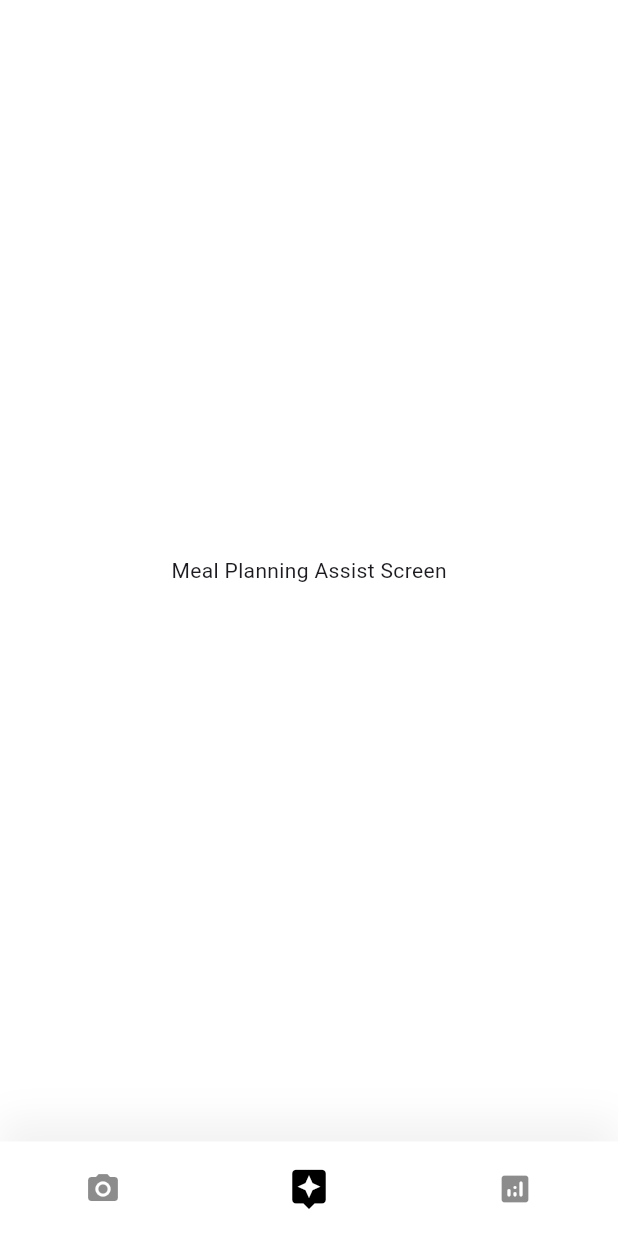
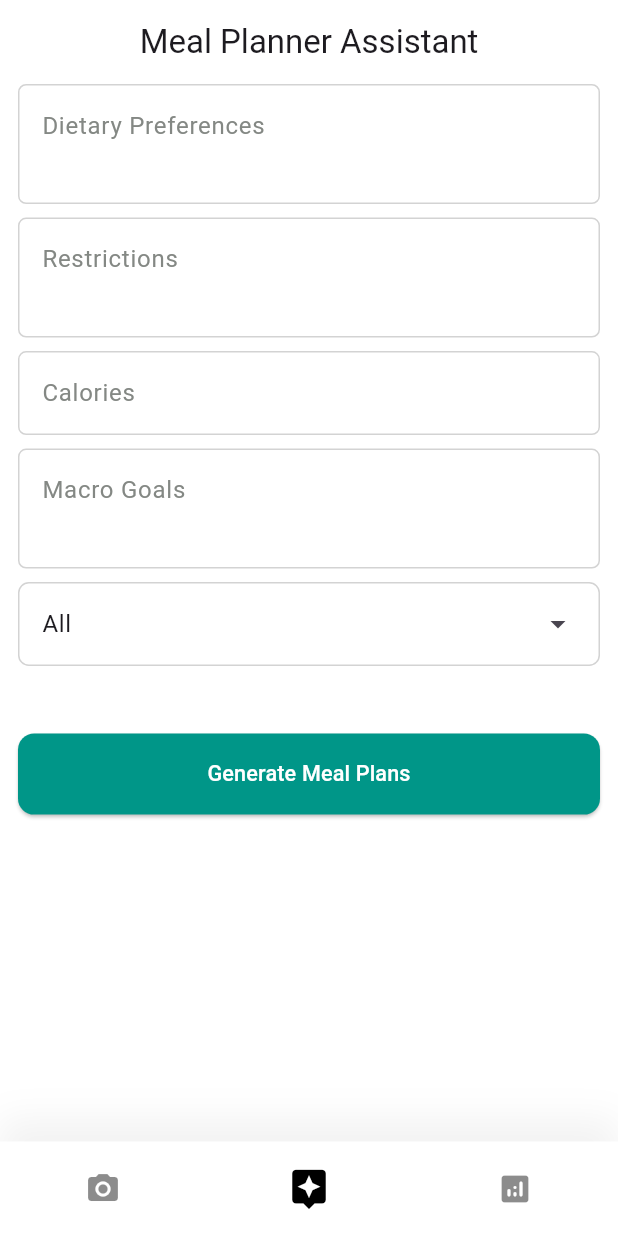
Before and after one commit to tapoban123/ai-meal-analyzer-and-planner, a Flutter app: the screen it shows after launch, item 2 of the bottom bar chosen, on a phone screen of 412 x 824 dp. Run offline on Flutter 3.47's test engine with Material 3 defaults, Android fonts, the phone set to English and light mode, and no system bars; our stand-ins replace flutter_bloc, flutter_dotenv, flutter_screenutil, freezed_annotation, get_it, go_router and 1 more.

Commit message:
Implemented MealPlanningAssistScreen UI and started working on MealPlannerBloc and MealPlannerDatasources layer

```diff
--- a/ai_meal_analyzer/lib/core/utils/constants.dart
+++ b/ai_meal_analyzer/lib/core/utils/constants.dart
@@ -1,9 +1,19 @@
 import 'package:flutter/cupertino.dart';
 import 'package:flutter_dotenv/flutter_dotenv.dart';
 import 'package:image_picker/image_picker.dart';
-import 'package:permission_handler/permission_handler.dart';
 
-final String GEMINI_API_KEY = dotenv.get("GEMINI_API_KEY");
+class GeminiCredentials {
+  GeminiCredentials._();
+
+  static final String GEMINI_API_KEY = dotenv.get("GEMINI_API_KEY");
+  static final Uri GEMINI_GENERATE_CONTENT_URL = Uri.parse(
+    dotenv.get("GEMINI_CONTENT_URL"),
+  );
+  static final Map<String, String> HEADERS = {
+    "x-goog-api-key": GeminiCredentials.GEMINI_API_KEY,
+    "Content-Type": "application/json",
+  };
+}
 
 Future<XFile?> pickImage() async {
   final ImagePicker picker = ImagePicker();
@@ -21,8 +31,7 @@ double getScreenHeight(BuildContext context) {
   return MediaQuery.sizeOf(context).height;
 }
 
-
-const String FOOD_IMAGE_ANALYSIS_PROMPT="""
+const String FOOD_IMAGE_ANALYSIS_PROMPT = """
 You are given an image of food. Analyze the food in the image and generate the following data in strict Dart Map<String, Object> format only (no extra text, no markdown, no explanation). The structure must be compatible with Dart's fromJson parsing.
 
 Required Dart Map structure:
@@ -50,3 +59,13 @@ Instructions:
 - ingredientsList: List of likely ingredients detected in the meal.
 - Ensure the output is only valid JSON and does not include anything outside the JSON structure.
 """;
+
+String MEAL_PLAN_GENERATE_PROMPT({
+  required String preferences,
+  required String restrictions,
+  required double calories,
+  required String macroGoals,
+  required String mealType,
+}) => """
+
+""";
--- a/ai_meal_analyzer/lib/features/meal_photo_analysis/data/datasources/gemini_ai_datasource_impl.dart
+++ b/ai_meal_analyzer/lib/features/meal_photo_analysis/data/datasources/gemini_ai_datasource_impl.dart
@@ -1,5 +1,4 @@
 import 'dart:convert';
-import 'dart:developer';
 
 import 'package:ai_meal_analyzer/core/utils/constants.dart';
 import 'package:ai_meal_analyzer/features/meal_photo_analysis/data/datasources/gemini_ai_datasource.dart';
@@ -10,15 +9,10 @@ class GeminiAiDatasourceImpl extends GeminiAiDatasource {
   @override
   Future<http.Response> analysePhoto(XFile image) async {
     String base64Image = base64Encode(await image.readAsBytes());
-    final Uri url = Uri.parse(
-      "https://generativelanguage.googleapis.com/v1beta/models/gemini-2.5-flash:generateContent",
-    );
+    final Uri url = GeminiCredentials.GEMINI_GENERATE_CONTENT_URL;
     final response = await http.post(
       url,
-      headers: {
-        "x-goog-api-key": GEMINI_API_KEY,
-        "Content-Type": "application/json",
-      },
+      headers: GeminiCredentials.HEADERS,
       body: jsonEncode({
         "contents": [
           {
--- a/ai_meal_analyzer/lib/features/meal_photo_analysis/presentation/screens/meal_analysis_result_screen.dart
+++ b/ai_meal_analyzer/lib/features/meal_photo_analysis/presentation/screens/meal_analysis_result_screen.dart
@@ -80,6 +80,7 @@ class MealAnalysisResultScreen extends StatelessWidget {
                         padding: EdgeInsets.only(left: 12.0.w),
                         child: ListView.builder(
                           itemCount: mealDetails.ingredientsList.length,
+                          padding: EdgeInsets.only(bottom: 8.h),
                           itemBuilder: (context, index) {
                             return Row(
                               spacing: 6.w,
--- /dev/null
+++ b/ai_meal_analyzer/lib/features/meal_planning_assistant/data/datasources/ai_meal_planner_datasource.dart
@@ -0,0 +1,5 @@
+import 'package:http/http.dart';
+
+abstract class AiMealPlannerDatasource {
+  Future<Response> generateMealPlan();
+}
--- /dev/null
+++ b/ai_meal_analyzer/lib/features/meal_planning_assistant/data/datasources/ai_meal_planner_datasource_impl.dart
@@ -0,0 +1,26 @@
+import 'dart:convert';
+
+import 'package:ai_meal_analyzer/core/utils/constants.dart';
+import 'package:ai_meal_analyzer/features/meal_planning_assistant/data/datasources/ai_meal_planner_datasource.dart';
+import 'package:http/http.dart' as http;
+
+class AiMealPlannerDatasourceImpl extends AiMealPlannerDatasource {
+  @override
+  Future<http.Response> generateMealPlan() async {
+    final response = await http.post(
+      GeminiCredentials.GEMINI_GENERATE_CONTENT_URL,
+      headers: GeminiCredentials.HEADERS,
+      body: jsonEncode({
+        "contents": [
+          {
+            "parts": [
+              {"text": ""},
+            ],
+          },
+        ],
+      }),
+    );
+
+    return response;
+  }
+}
--- /dev/null
+++ b/ai_meal_analyzer/lib/features/meal_planning_assistant/domain/entities/user_meal_details.dart
@@ -0,0 +1,15 @@
+class UserMealDetails {
+  final String preferences;
+  final String restrictions;
+  final double calories;
+  final String macroGoals;
+  final String mealType;
+
+  UserMealDetails({
+    required this.preferences,
+    required this.restrictions,
+    required this.macroGoals,
+    required this.calories,
+    required this.mealType,
+  });
+}
--- /dev/null
+++ b/ai_meal_analyzer/lib/features/meal_planning_assistant/presentation/blocs/meal_plan_generator_bloc/meal_plan_generator_events.dart
@@ -0,0 +1 @@
+sealed class MealPlanGeneratorEvents {}
--- /dev/null
+++ b/ai_meal_analyzer/lib/features/meal_planning_assistant/presentation/blocs/meal_plan_generator_bloc/meal_plan_generator_states.dart
@@ -0,0 +1,6 @@
+import 'package:freezed_annotation/freezed_annotation.dart';
+
+enum MealPlanGeneratorStatus { initial, loading, success, error }
+
+@freezed
+class MealPlanGeneratorStates {}
--- a/ai_meal_analyzer/lib/features/meal_planning_assistant/presentation/screens/meal_planning_assist_screen.dart
+++ b/ai_meal_analyzer/lib/features/meal_planning_assistant/presentation/screens/meal_planning_assist_screen.dart
@@ -1,10 +1,102 @@
+import 'package:ai_meal_analyzer/core/commons/home_view/presentation/widgets/custom_button.dart';
+import 'package:ai_meal_analyzer/core/utils/constants.dart';
+import 'package:ai_meal_analyzer/features/meal_planning_assistant/presentation/widgets/custom_text_field.dart';
 import 'package:flutter/material.dart';
+import 'package:flutter_screenutil/flutter_screenutil.dart';
 
-class MealPlanningAssistScreen extends StatelessWidget {
+enum MealTypes { ALL, BREAKFAST, LUNCH, DINNER, SNACKS }
+
+class MealPlanningAssistScreen extends StatefulWidget {
   const MealPlanningAssistScreen({super.key});
 
   @override
+  State<MealPlanningAssistScreen> createState() =>
+      _MealPlanningAssistScreenState();
+}
+
+class _MealPlanningAssistScreenState extends State<MealPlanningAssistScreen> {
+  final TextEditingController preferencesController = TextEditingController();
+  final TextEditingController restrictionsController = TextEditingController();
+  final TextEditingController caloriesController = TextEditingController();
+  final TextEditingController macroGoalsController = TextEditingController();
+  MealTypes mealType = MealTypes.ALL;
+
+  @override
   Widget build(BuildContext context) {
-    return Scaffold(body: Center(child: Text("Meal Planning Assist Screen")));
+    return Scaffold(
+      appBar: AppBar(title: Text("Meal Planner Assistant"), centerTitle: true),
+      body: Padding(
+        padding: EdgeInsets.symmetric(horizontal: 12.w),
+        child: Column(
+          spacing: 10.h,
+          children: [
+            CustomTextField(
+              textController: preferencesController,
+              keyboardType: TextInputType.text,
+              hintText: "Dietary Preferences",
+              maxLines: 2,
+            ),
+            CustomTextField(
+              textController: restrictionsController,
+              keyboardType: TextInputType.text,
+              hintText: "Restrictions",
+              maxLines: 2,
+            ),
+            CustomTextField(
+              textController: caloriesController,
+              keyboardType: TextInputType.number,
+              hintText: "Calories",
+              maxLines: 1,
+            ),
+            CustomTextField(
+              textController: macroGoalsController,
+              keyboardType: TextInputType.text,
+              hintText: "Macro Goals",
+              maxLines: 2,
+            ),
+            DropdownMenu(
+              width: double.infinity,
+              initialSelection: "All",
+              menuStyle: MenuStyle(
+                backgroundColor: WidgetStatePropertyAll(Colors.white),
+                fixedSize: WidgetStatePropertyAll(
+                  Size(getScreenWidth(context), 260.h),
+                ),
+              ),
+              onSelected: (type) {
+                switch (type) {
+                  case "All":
+                    mealType = MealTypes.ALL;
+                    break;
+                }
+              },
+              inputDecorationTheme: InputDecorationTheme(
+                enabledBorder: OutlineInputBorder(
+                  borderRadius: BorderRadius.circular(8.r),
+                  borderSide: BorderSide(color: Color(0xFFD3D3D3)),
+                ),
+                focusedBorder: OutlineInputBorder(
+                  borderRadius: BorderRadius.circular(8.r),
+                  borderSide: BorderSide(width: 2),
+                ),
+              ),
+              dropdownMenuEntries: [
+                DropdownMenuEntry(value: "All", label: "All"),
+                DropdownMenuEntry(value: "Breakfast", label: "Breakfast"),
+                DropdownMenuEntry(value: "Lunch", label: "Lunch"),
+                DropdownMenuEntry(value: "Snacks", label: "Snacks"),
+                DropdownMenuEntry(value: "Dinner", label: "Dinner"),
+              ],
+            ),
+            30.verticalSpace,
+            CustomButton(
+              onTap: () {},
+              bgColor: Colors.teal,
+              buttonText: "Generate Meal Plans",
+            ),
+          ],
+        ),
+      ),
+    );
   }
 }
--- /dev/null
+++ b/ai_meal_analyzer/lib/features/meal_planning_assistant/presentation/widgets/custom_text_field.dart
@@ -0,0 +1,51 @@
+import 'package:flutter/material.dart';
+import 'package:flutter_screenutil/flutter_screenutil.dart';
+
+class CustomTextField extends StatefulWidget {
+  final TextEditingController textController;
+  final String hintText;
+  final int maxLines;
+  final TextInputType keyboardType;
+
+  const CustomTextField({
+    super.key,
+    required this.textController,
+    required this.keyboardType,
+    required this.hintText,
+    required this.maxLines,
+  });
+
+  @override
+  State<CustomTextField> createState() => _CustomTextFieldState();
+}
+
+class _CustomTextFieldState extends State<CustomTextField> {
+  final FocusNode _focusNode = FocusNode();
+
+  @override
+  Widget build(BuildContext context) {
+    return TextFormField(
+      focusNode: _focusNode,
+      controller: widget.textController,
+      decoration: InputDecoration(
+        enabledBorder: OutlineInputBorder(
+          borderRadius: BorderRadius.circular(6.r),
+          borderSide: BorderSide(color: Color(0xFFD3D3D3)),
+        ),
+        focusedBorder: OutlineInputBorder(
+          borderRadius: BorderRadius.circular(6.r),
+          borderSide: BorderSide(width: 2)
+        ),
+        hintText: widget.hintText,
+        hintStyle: TextStyle(color: Color(0xFF848884)),
+      ),
+      maxLines: widget.maxLines,
+      keyboardType: widget.keyboardType,
+      textCapitalization: TextCapitalization.sentences,
+      onTapUpOutside: (event) {
+        _focusNode.unfocus();
+      },
+      // expands: true,
+    );
+  }
+}
```
Also changed, not shown: ai_meal_analyzer/lib/features/meal_planning_assistant/presentation/blocs/meal_plan_generator_bloc/meal_plan_generator_bloc.dart (added).
